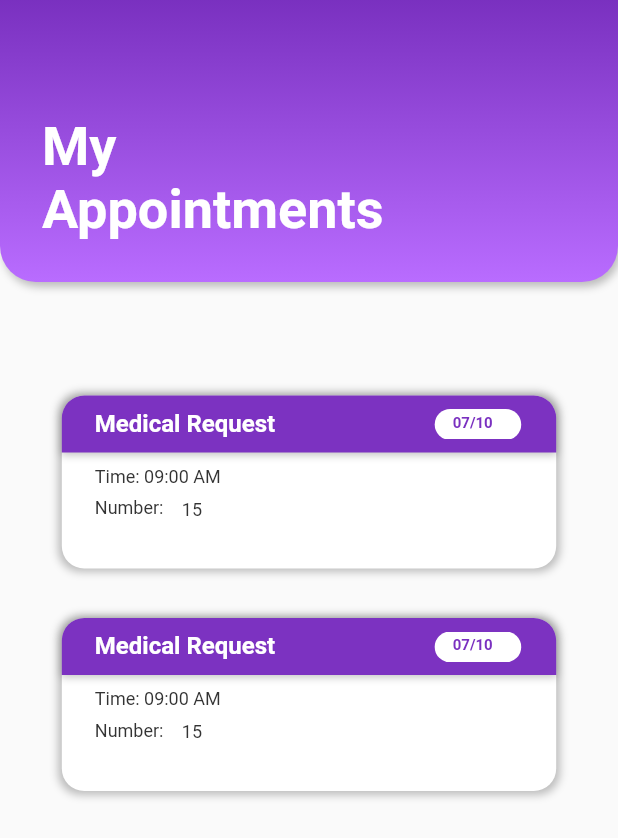
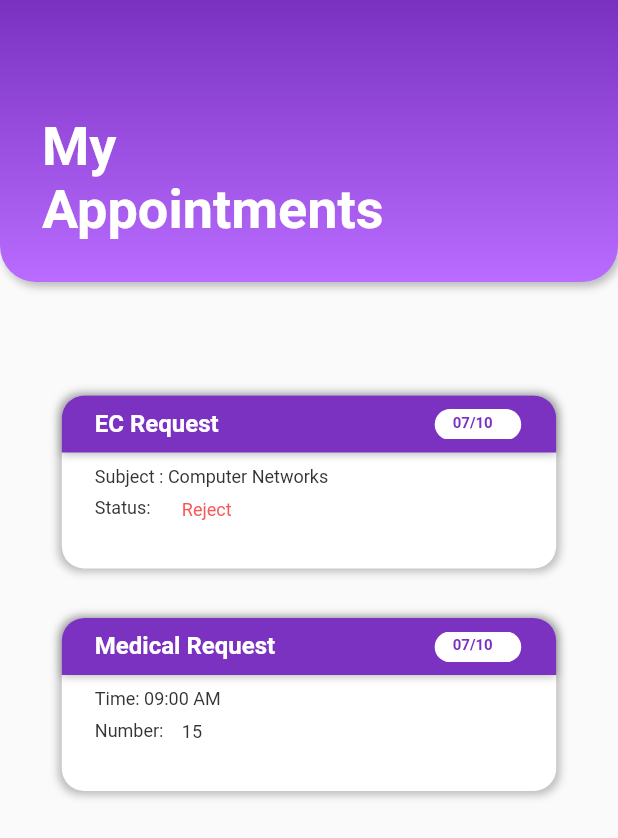
Before and after one commit to Isurusandaruwan697/NMEDIX, a Flutter app: the MyAppoint screen opened directly, on a phone screen of 412 x 824 dp. Shown: the top 838 px of the screen. Run offline on Flutter 3.47's test engine with Material 2 defaults, Android fonts, the phone set to English and light mode, and no system bars; our stand-ins replace carousel_slider; Roboto replaces fonts that are missing (Montserrat).

Commit message:
modified appointment

```diff
--- a/lib/pages/my_appointments_page.dart
+++ b/lib/pages/my_appointments_page.dart
@@ -322,7 +322,7 @@ class _MyAppointState extends State<MyAppoint> {
                                         left: 0,
                                         top: 0,
                                         child: Text(
-                                          'Medical Request',
+                                          'EC Request',
                                           style: TextStyle(
                                             color: Colors.white,
                                             fontSize: 16,
@@ -384,7 +384,7 @@ class _MyAppointState extends State<MyAppoint> {
                         left: 22,
                         top: 47,
                         child: Text(
-                          'Time: 09:00 AM',
+                          'Subject : Computer Networks',
                           style: TextStyle(
                             color: Color(0xFF333333),
                             fontSize: 12,
@@ -397,7 +397,7 @@ class _MyAppointState extends State<MyAppoint> {
                         left: 22,
                         top: 68,
                         child: Text(
-                          'Number: ',
+                          'Status: ',
                           style: TextStyle(
                             color: Color(0xFF333333),
                             fontSize: 12,
@@ -410,9 +410,9 @@ class _MyAppointState extends State<MyAppoint> {
                         left: 80,
                         top: 69,
                         child: Text(
-                          '15 ',
+                          'Reject ',
                           style: TextStyle(
-                            color: Color(0xFF333333),
+                            color: Color(0xFFF95656),
                             fontSize: 12,
                             fontFamily: 'Montserrat',
                             fontWeight: FontWeight.w400,
```
